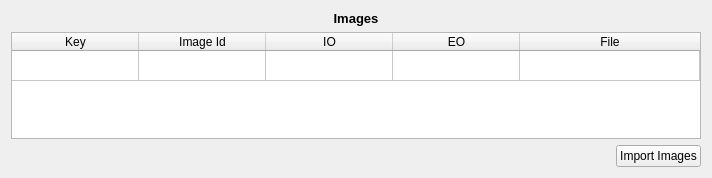
Before: the Qt Designer form qt/formDisplay/ImagesLayout.ui in e-foto/e-foto, drawn with Qt 5.
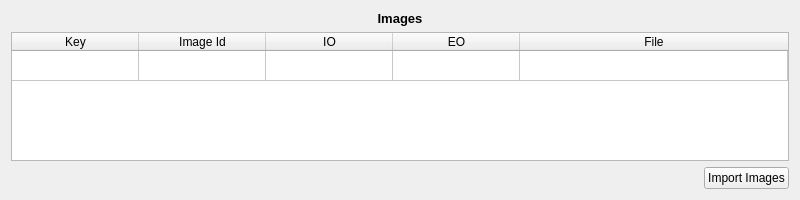
After: the same form once the commit is applied.

Commit message: Test a new size for project module forms by Irving

Diff of the .ui file:
```diff
--- a/qt/formDisplay/ImagesLayout.ui
+++ b/qt/formDisplay/ImagesLayout.ui
@@ -6,8 +6,8 @@
    <rect>
     <x>0</x>
     <y>0</y>
-    <width>712</width>
-    <height>178</height>
+    <width>800</width>
+    <height>200</height>
    </rect>
   </property>
   <property name="sizePolicy">
@@ -118,7 +118,7 @@
        <string>IO</string>
       </property>
       <property name="textAlignment">
-       <set>AlignHCenter|AlignVCenter|AlignCenter</set>
+       <set>AlignCenter</set>
       </property>
      </column>
      <column>
```
Left out of the diff: 25 changed lines with no effect on the pictures. The commit also changes 7 other files.
